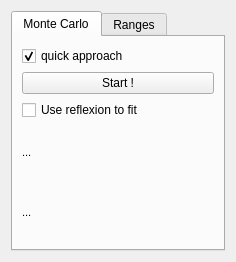
Above: fit/optimist.ui from mariogeiger/ellipsofit before the change. Below: the same form after it.
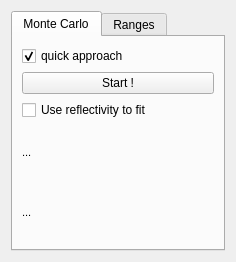
That is the form after the change. Icons and pictures are not drawn.

Commit message: reflexion replace by reflectivity

Patch:
```diff
--- a/fit/optimist.ui
+++ b/fit/optimist.ui
@@ -54,7 +54,7 @@
        <item>
         <widget class="QCheckBox" name="reflexionfit">
          <property name="text">
-          <string>Use reflexion to fit</string>
+          <string>Use reflectivity to fit</string>
          </property>
         </widget>
        </item>
```
Left out of the diff: 2 changed lines with no effect on the pictures. The commit also changes 9 other files.
